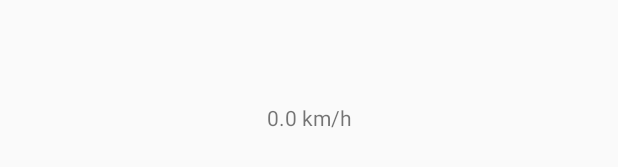
After one commit to kewalg/CycTrack, an Android app: the layout activity_speed1.xml on its own in the app's theme, with its tools: preview values and no code run, on a phone screen of 412 x 824 dp. The commit adds this screen. Shown: the part 501-668 px from the top of the screen. Run offline under Robolectric (Android 15) with nearby library versions, the phone set to English and light mode, and no system bars; network calls fail.

Commit message:
Implemented speedometer and alert box

```diff
--- a/app/src/main/java/com/example/cyctrack/AddItem.java
+++ b/app/src/main/java/com/example/cyctrack/AddItem.java
@@ -61,7 +61,7 @@ public class AddItem extends AppCompatActivity implements View.OnClickListener {
                     public void onResponse(String response) {
                         loading.dismiss();
                         Toast.makeText(AddItem.this, response, Toast.LENGTH_LONG).show();
-                        Intent intent = new Intent(getApplicationContext(), MainActivity.class);
+                        Intent intent = new Intent(getApplicationContext(), ReviewActivity.class);
                         startActivity(intent);
                     }
                 },
--- a/app/src/main/java/com/example/cyctrack/SpeedActivity.java
+++ b/app/src/main/java/com/example/cyctrack/SpeedActivity.java
@@ -109,7 +109,6 @@ public class SpeedActivity extends AppCompatActivity implements LocationListener
             try {
                 val = Long.parseLong(strCurrentSpeed);
             } catch (NumberFormatException e) {
-                Toast.makeText(this, "Error!", Toast.LENGTH_SHORT).show();
             }
             if (val > 20) {
                 AlertDialog.Builder a_builder = new AlertDialog.Builder(SpeedActivity.this);
--- /dev/null
+++ b/app/src/main/res/layout/activity_speed1.xml
@@ -0,0 +1,19 @@
+<?xml version="1.0" encoding="utf-8"?>
+<androidx.constraintlayout.widget.ConstraintLayout xmlns:android="http://schemas.android.com/apk/res/android"
+    xmlns:app="http://schemas.android.com/apk/res-auto"
+    xmlns:tools="http://schemas.android.com/tools"
+    android:layout_width="match_parent"
+    android:layout_height="match_parent"
+    tools:context=".Speed1Activity">
+
+    <TextView
+        android:id="@+id/textView1"
+        android:layout_width="wrap_content"
+        android:layout_height="wrap_content"
+        android:text="0.0 km/h"
+        app:layout_constraintBottom_toBottomOf="parent"
+        app:layout_constraintLeft_toLeftOf="parent"
+        app:layout_constraintRight_toRightOf="parent"
+        app:layout_constraintTop_toTopOf="parent" />
+
+</androidx.constraintlayout.widget.ConstraintLayout>
--- a/app/src/main/res/layout/activity_splash_screen.xml
+++ b/app/src/main/res/layout/activity_splash_screen.xml
@@ -13,8 +13,9 @@
         android:layout_width="wrap_content"
         android:layout_height="wrap_content"
         android:layout_centerHorizontal="true"
-        android:layout_marginTop="430dp"
+        android:layout_marginBottom="250dp"
         android:text="We are Safe Ride!"
+        android:layout_alignParentBottom="true"
         android:textColor="#fff"
         android:textSize="25sp"
         android:textStyle="bold" />
--- a/app/src/main/res/layout/activity_weather.xml
+++ b/app/src/main/res/layout/activity_weather.xml
@@ -140,7 +140,7 @@
         android:layout_height="wrap_content"
         android:layout_below="@id/txtHumidity"
         android:layout_marginLeft="20dp"
-        android:text="Local Time: "
+        android:text="Sunrise/Sunset Time: "
         android:textColor="#fff"
         android:textSize="20sp"
         android:textStyle="bold" />
@@ -164,7 +164,7 @@
         android:layout_height="wrap_content"
         android:layout_below="@id/title_time"
         android:layout_marginLeft="20dp"
-        android:text="Tempreature: "
+        android:text="Temperature: "
         android:textColor="#fff"
         android:textSize="20sp"
         android:textStyle="bold" />
```
Also changed, not shown: app/src/main/AndroidManifest.xml (+13 -6 lines), app/src/main/java/com/example/cyctrack/Speed1Activity.java (added, +122 -0 lines).
